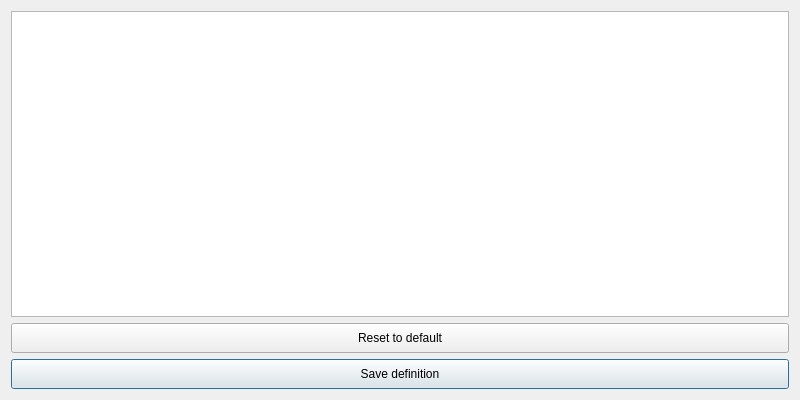
ConservationInternational/trends.earth, file LDMP/gui/DlgCalculateLCSetAggregation.ui: the form before one commit.
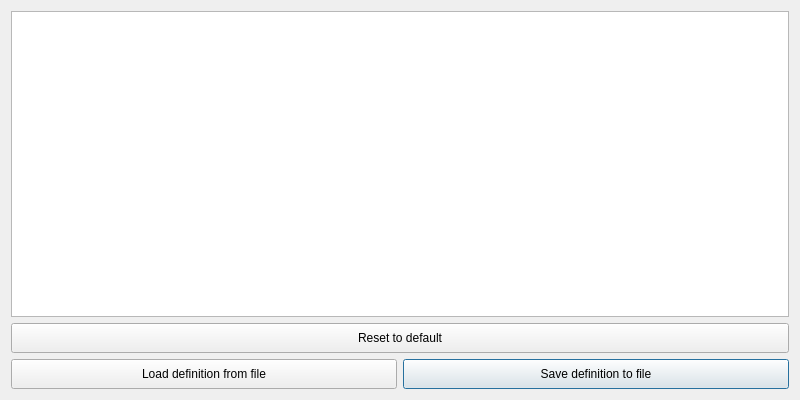
The form after the commit.

Commit message: Nearing completion of load data dialogs.

What changed in the file:
```diff
--- a/LDMP/gui/DlgCalculateLCSetAggregation.ui
+++ b/LDMP/gui/DlgCalculateLCSetAggregation.ui
@@ -29,7 +29,33 @@
    <string>Setup aggregation of land cover data</string>
   </property>
   <layout class="QGridLayout" name="gridLayout">
-   <item row="0" column="0">
+   <item row="2" column="1">
+    <widget class="QPushButton" name="btn_save">
+     <property name="minimumSize">
+      <size>
+       <width>0</width>
+       <height>30</height>
+      </size>
+     </property>
+     <property name="text">
+      <string>Save definition to file</string>
+     </property>
+    </widget>
+   </item>
+   <item row="2" column="0">
+    <widget class="QPushButton" name="btn_load">
+     <property name="minimumSize">
+      <size>
+       <width>0</width>
+       <height>30</height>
+      </size>
+     </property>
+     <property name="text">
+      <string>Load definition from file</string>
+     </property>
+    </widget>
+   </item>
+   <item row="0" column="0" colspan="2">
     <widget class="QTableView" name="remap_view">
      <property name="selectionBehavior">
       <enum>QAbstractItemView::SelectItems</enum>
@@ -54,20 +80,7 @@
      </attribute>
     </widget>
    </item>
-   <item row="2" column="0">
-    <widget class="QPushButton" name="btn_save">
-     <property name="minimumSize">
-      <size>
-       <width>0</width>
-       <height>30</height>
-      </size>
-     </property>
-     <property name="text">
-      <string>Save definition</string>
-     </property>
-    </widget>
-   </item>
-   <item row="1" column="0">
+   <item row="1" column="0" colspan="2">
     <widget class="QPushButton" name="btn_reset">
      <property name="minimumSize">
       <size>
```
The commit also changes 5 other files.
